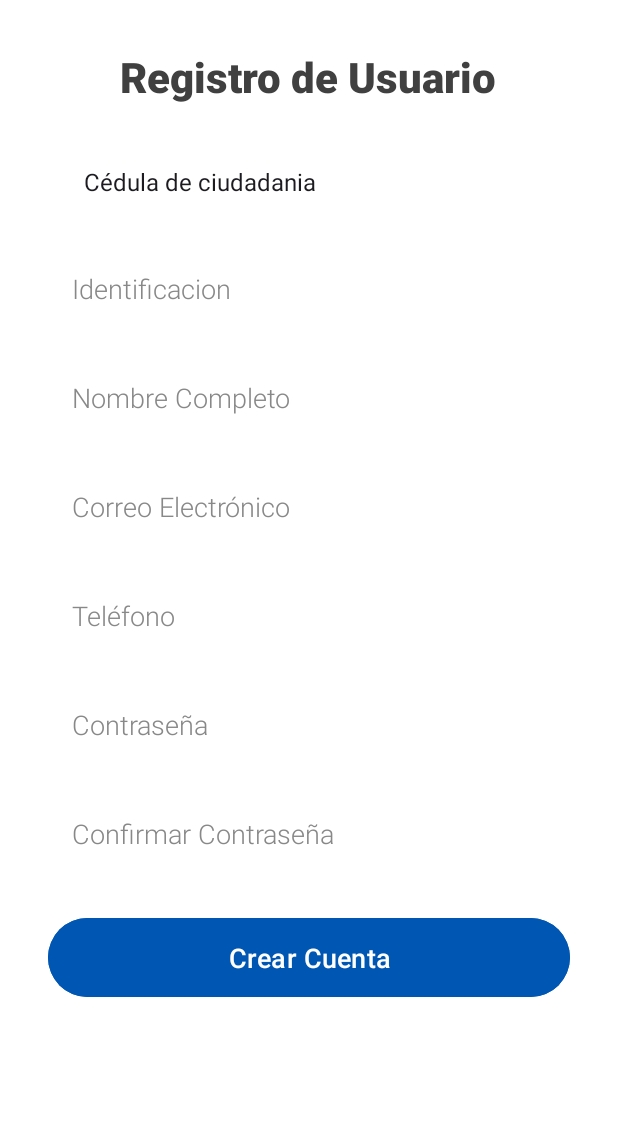
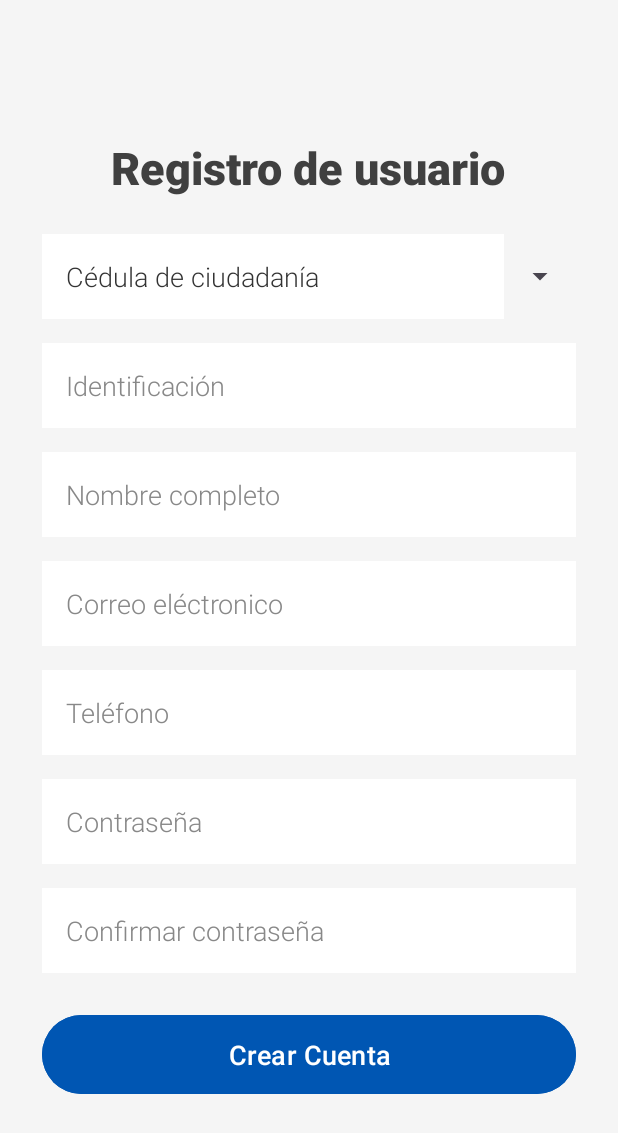
Before and after one commit to dbulla1989/WorldPetsMobile, an Android app: the RegisterUser screen opened directly, with no data from a screen before it, after a tap on "Crear Cuenta", on a phone screen of 412 x 824 dp. Shown: the top 1133 px of the screen. Run offline under Robolectric (Android 15) with nearby library versions, the phone set to English and light mode, and no system bars.

Commit message:
registro compl

```diff
--- a/app/src/main/java/com/example/worldpetsmobile/RegisterUser.java
+++ b/app/src/main/java/com/example/worldpetsmobile/RegisterUser.java
@@ -5,6 +5,8 @@ import android.view.View;
 import android.widget.ArrayAdapter;
 import android.widget.EditText;
 import android.widget.Spinner;
+import android.widget.Toast;
+
 import androidx.activity.EdgeToEdge;
 import androidx.appcompat.app.AppCompatActivity;
 import androidx.core.graphics.Insets;
@@ -13,6 +15,7 @@ import androidx.core.view.WindowInsetsCompat;
 
 public class RegisterUser extends AppCompatActivity {
     private Spinner tipoDocumento;
+
     @Override
     protected void onCreate(Bundle savedInstanceState) {
         super.onCreate(savedInstanceState);
@@ -21,14 +24,39 @@ public class RegisterUser extends AppCompatActivity {
 
 
         tipoDocumento=(Spinner) findViewById(R.id.spinnerTipoIdentificacion);
-        String [] opciones ={"Cédula de ciudadania","cédula de extranjería"};
-        ArrayAdapter<String> adapter = new ArrayAdapter<String>( this, android.R.layout.simple_spinner_item,opciones);
+        String [] opciones = {"Cédula de ciudadanía", "Cédula de extranjería"};
+        ArrayAdapter<String> adapter = new ArrayAdapter<>(this, R.layout.spinner_dropdown_item, opciones);
+        adapter.setDropDownViewResource(R.layout.spinner_dropdown_item);
         tipoDocumento.setAdapter(adapter);
     }
 
 
     public void Registro (View view){
 
+        EditText editTextNumber = findViewById(R.id.editTextNumber);
+        EditText editTextName = findViewById(R.id.editTextName);
+        EditText editTextEmail = findViewById(R.id.editTextEmail);
+        EditText editTextPhone = findViewById(R.id.editTextPhone);
+        EditText editTextPassword = findViewById(R.id.editTextPassword);
+        EditText editTextConfirmPassword = findViewById(R.id.editTextConfirmPassword);
 
+        String idNumber = editTextNumber.getText().toString().trim();
+        String name = editTextName.getText().toString().trim();
+        String email = editTextEmail.getText().toString().trim();
+        String phone = editTextPhone.getText().toString().trim();
+        String password = editTextPassword.getText().toString().trim();
+        String confirmPassword = editTextConfirmPassword.getText().toString().trim();
+
+        // Verificar que todos los campos estén llenos
+        if (idNumber.isEmpty() || name.isEmpty() || email.isEmpty() || phone.isEmpty() || password.isEmpty() || confirmPassword.isEmpty()) {
+            Toast.makeText(this, "Por favor, complete todos los campos", Toast.LENGTH_SHORT).show();
+            return; // Salir del método si hay campos vacíos
+        }
+
+        // Verificar si las contraseñas coinciden
+        if (!password.equals(confirmPassword)) {
+
+            Toast.makeText(this, "Las contraseñas no son idénticas", Toast.LENGTH_SHORT).show();
+        }
     }
 }
--- a/app/src/main/res/layout/activity_register_user.xml
+++ b/app/src/main/res/layout/activity_register_user.xml
@@ -5,27 +5,20 @@
     android:id="@+id/main"
     android:layout_width="match_parent"
     android:layout_height="match_parent"
+    android:background="#F5F5F5"
     tools:context=".RegisterUser">
 
-    <ScrollView
-        android:id="@+id/scrollView2"
-        android:layout_width="0dp"
-        android:layout_height="0dp"
-        android:background="#FFFFFF"
-        android:padding="32dp"
-        app:layout_constraintBottom_toBottomOf="parent"
-        app:layout_constraintEnd_toEndOf="parent"
-        app:layout_constraintHorizontal_bias="0.0"
-        app:layout_constraintStart_toStartOf="parent"
-        app:layout_constraintTop_toTopOf="parent"
-        app:layout_constraintVertical_bias="0.0">
 
     <LinearLayout
-            android:layout_width="match_parent"
+        android:layout_width="0dp"
         android:layout_height="wrap_content"
         android:gravity="center"
-            android:orientation="vertical">
-
+        android:orientation="vertical"
+        android:paddingHorizontal="28dp"
+        app:layout_constraintTop_toTopOf="parent"
+        app:layout_constraintBottom_toBottomOf="parent"
+        app:layout_constraintStart_toStartOf="parent"
+        app:layout_constraintEnd_toEndOf="parent">
 
         <TextView
             android:id="@+id/textViewTitle"
@@ -33,9 +26,9 @@
             android:layout_height="wrap_content"
             android:layout_marginBottom="24dp"
             android:fontFamily="sans-serif-medium"
-                android:text="Registro de Usuario"
+            android:text="Registro de usuario"
             android:textColor="#404040"
-                android:textSize="28sp"
+            android:textSize="30sp"
             android:textStyle="bold" />
 
         <Spinner
@@ -43,9 +36,7 @@
             android:layout_width="match_parent"
             android:layout_height="wrap_content"
             android:layout_marginBottom="16dp"
-                android:background="#FFFFFF"
-                android:padding="16dp"
-                android:textColor="#333333" />
+            />
 
         <EditText
             android:id="@+id/editTextNumber"
@@ -53,9 +44,8 @@
             android:layout_height="wrap_content"
             android:layout_marginBottom="16dp"
             android:background="#FFFFFF"
-                android:ems="10"
             android:fontFamily="sans-serif-light"
-                android:hint="Identificacion"
+            android:hint="Identificación"
             android:inputType="number"
             android:padding="16dp"
             android:textColor="#333333"
@@ -68,12 +58,11 @@
             android:layout_marginBottom="16dp"
             android:background="#FFFFFF"
             android:fontFamily="sans-serif-light"
-                android:hint="Nombre Completo"
+            android:hint="Nombre completo"
             android:inputType="textPersonName"
             android:padding="16dp"
             android:textColor="#333333"
             android:textColorHint="#888888" />
-
 
         <EditText
             android:id="@+id/editTextEmail"
@@ -82,12 +71,11 @@
             android:layout_marginBottom="16dp"
             android:background="#FFFFFF"
             android:fontFamily="sans-serif-light"
-                android:hint="Correo Electrónico"
+            android:hint="Correo eléctronico"
             android:inputType="textEmailAddress"
             android:padding="16dp"
             android:textColor="#333333"
             android:textColorHint="#888888" />
-
 
         <EditText
             android:id="@+id/editTextPhone"
@@ -102,7 +90,6 @@
             android:textColor="#333333"
             android:textColorHint="#888888" />
 
-
         <EditText
             android:id="@+id/editTextPassword"
             android:layout_width="match_parent"
@@ -116,7 +103,6 @@
             android:textColor="#333333"
             android:textColorHint="#888888" />
 
-
         <EditText
             android:id="@+id/editTextConfirmPassword"
             android:layout_width="match_parent"
@@ -124,20 +110,17 @@
             android:layout_marginBottom="24dp"
             android:background="#FFFFFF"
             android:fontFamily="sans-serif-light"
-                android:hint="Confirmar Contraseña"
+            android:hint="Confirmar contraseña"
             android:inputType="textPassword"
             android:padding="16dp"
             android:textColor="#333333"
             android:textColorHint="#888888" />
 
-
-            <!-- Botón de Registro -->
         <Button
             android:id="@+id/buttonRegister"
             android:layout_width="match_parent"
             android:layout_height="wrap_content"
             android:backgroundTint="#0056b3"
-
             android:fontFamily="sans-serif-medium"
             android:onClick="Registro"
             android:padding="14dp"
@@ -146,7 +129,6 @@
             android:textSize="18sp" />
 
     </LinearLayout>
-    </ScrollView>
 
 
 </androidx.constraintlayout.widget.ConstraintLayout>
--- /dev/null
+++ b/app/src/main/res/layout/spinner_dropdown_item.xml
@@ -0,0 +1,10 @@
+<?xml version="1.0" encoding="utf-8"?>
+<TextView xmlns:android="http://schemas.android.com/apk/res/android"
+    android:layout_width="match_parent"
+    android:layout_height="wrap_content"
+    android:padding="16dp"
+
+    android:textColor="#333333"
+    android:background="#FFFFFF"
+    android:textSize="18sp"
+    android:fontFamily="sans-serif-light" />
```
Lines whose indentation alone changed are shown as unchanged.
